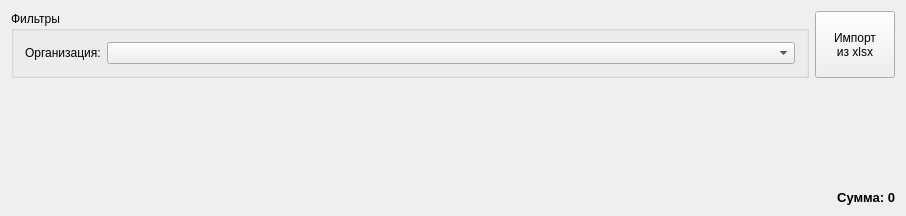
This is src/zpayments2fio.ui in SergeyZaz/DSV as Qt 5 draws it before an edit. The edited form follows.
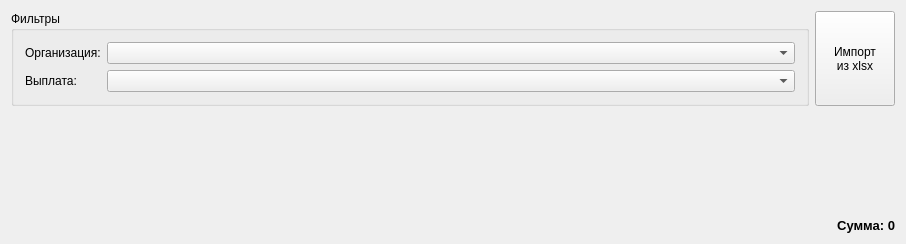
This is the edited form. Icons and pictures are not drawn. Custom widgets are drawn as their Qt base class.

Diff of the .ui file:
```diff
--- a/src/zpayments2fio.ui
+++ b/src/zpayments2fio.ui
@@ -43,6 +43,23 @@
           </property>
          </widget>
         </item>
+        <item row="1" column="0">
+         <widget class="QLabel" name="label_3">
+          <property name="text">
+           <string>Выплата:</string>
+          </property>
+         </widget>
+        </item>
+        <item row="1" column="1">
+         <widget class="QComboBox" name="cboFilter2">
+          <property name="minimumSize">
+           <size>
+            <width>200</width>
+            <height>0</height>
+           </size>
+          </property>
+         </widget>
+        </item>
        </layout>
       </widget>
      </item>
```
